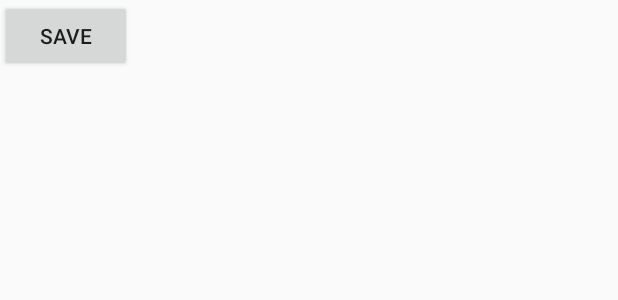
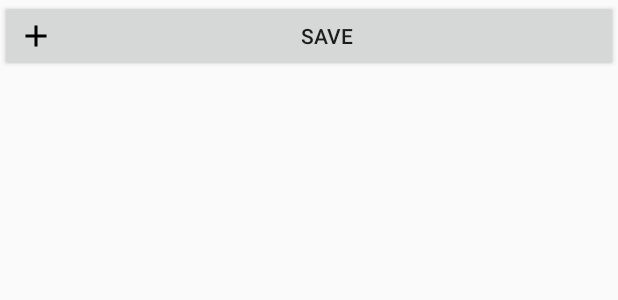
Before and after one commit to Sven65/WifiLamp, an Android app: the layout fragment_buttongrid.xml on its own in the app's theme, with its tools: preview values and no code run, on a phone screen of 412 x 824 dp. Shown: the top 300 px of the screen. Run offline under Robolectric (Android 15) with nearby library versions, the light colour scheme and no system bars.

Commit message:
good meme

```diff
--- a/app/src/main/AndroidManifest.xml
+++ b/app/src/main/AndroidManifest.xml
@@ -22,7 +22,8 @@
             android:name=".MainActivity"
             android:label="@string/app_name"
             android:theme="@style/AppTheme"
-            android:screenOrientation="portrait">
+            android:screenOrientation="portrait"
+            android:launchMode="singleTop">
 
 
 
@@ -32,7 +33,8 @@
             android:name=".ButtonSettings"
             android:label="@string/app_name"
             android:theme="@style/AppTheme"
-            android:screenOrientation="portrait">
+            android:screenOrientation="portrait"
+            >
 
         </activity>
     </application>
--- a/app/src/main/java/xyz/mackan/wifilamp/Constants.java
+++ b/app/src/main/java/xyz/mackan/wifilamp/Constants.java
@@ -10,4 +10,6 @@ public class Constants {
     public static final String FILE_NAME = "wifi_lamp_buttons.txt";
 
     public static final int CONNECTION_TIMEOUT = 1;
+
+    public static final int GET_BUTTON_SETTINGS = 1;
 }
--- /dev/null
+++ b/app/src/main/res/drawable/ic_add_black_24dp.xml
@@ -0,0 +1,9 @@
+<vector xmlns:android="http://schemas.android.com/apk/res/android"
+        android:width="24dp"
+        android:height="24dp"
+        android:viewportWidth="24.0"
+        android:viewportHeight="24.0">
+    <path
+        android:fillColor="#FF000000"
+        android:pathData="M19,13h-6v6h-2v-6H5v-2h6V5h2v6h6v2z"/>
+</vector>
--- a/app/src/main/res/layout/fragment_buttongrid.xml
+++ b/app/src/main/res/layout/fragment_buttongrid.xml
@@ -1,13 +1,8 @@
 <?xml version="1.0" encoding="utf-8"?>
-<LinearLayout xmlns:android="http://schemas.android.com/apk/res/android"
-    android:orientation="vertical" android:layout_width="match_parent"
-    android:layout_height="match_parent">
-
-    <TableLayout
+<TableLayout xmlns:android="http://schemas.android.com/apk/res/android"
     android:id="@+id/buttonTable"
     android:layout_width="match_parent"
-        android:layout_height="match_parent"
-        >
+    android:layout_height="match_parent">
 
     <TableRow
         android:layout_width="match_parent"
@@ -15,9 +10,11 @@
 
         <Button
             android:id="@+id/saveButton"
-                android:layout_width="wrap_content"
+            android:layout_width="0dp"
             android:layout_height="wrap_content"
-                android:text="@string/save" />
+            android:text="@string/save"
+            android:layout_weight="1"
+            android:drawableLeft="@drawable/ic_add_black_24dp"/>
     </TableRow>
 
     <TableRow
@@ -32,5 +29,3 @@
         android:layout_width="match_parent"
         android:layout_height="match_parent" />
 </TableLayout>
-
-</LinearLayout>
--- a/app/src/main/res/values/strings.xml
+++ b/app/src/main/res/values/strings.xml
@@ -11,4 +11,6 @@
     <string name="no_valid_ip">No valid IP in SharedPreferences</string>
 
     <string name="settings">Settings</string>
+    <string name="name">Name</string>
+    <string name="delete">Delete</string>
 </resources>
```
Also changed, not shown: app/src/main/java/xyz/mackan/wifilamp/ButtonFragment.java (+39 -7 lines), app/src/main/java/xyz/mackan/wifilamp/ButtonSettings.java (+12 -1 lines), app/src/main/java/xyz/mackan/wifilamp/ButtonSettingsFragment.java (+54 -6 lines), app/src/main/res/drawable/ic_autorenew_black_24dp.xml (added, +9 -0 lines), app/src/main/res/drawable/ic_delete_black_24dp.xml (added, +9 -0 lines), app/src/main/res/drawable/ic_done_black_24dp.xml (added, +9 -0 lines), app/src/main/res/layout/fragment_buttonsettings.xml (+53 -1 lines). Lines whose indentation alone changed are shown as unchanged.
